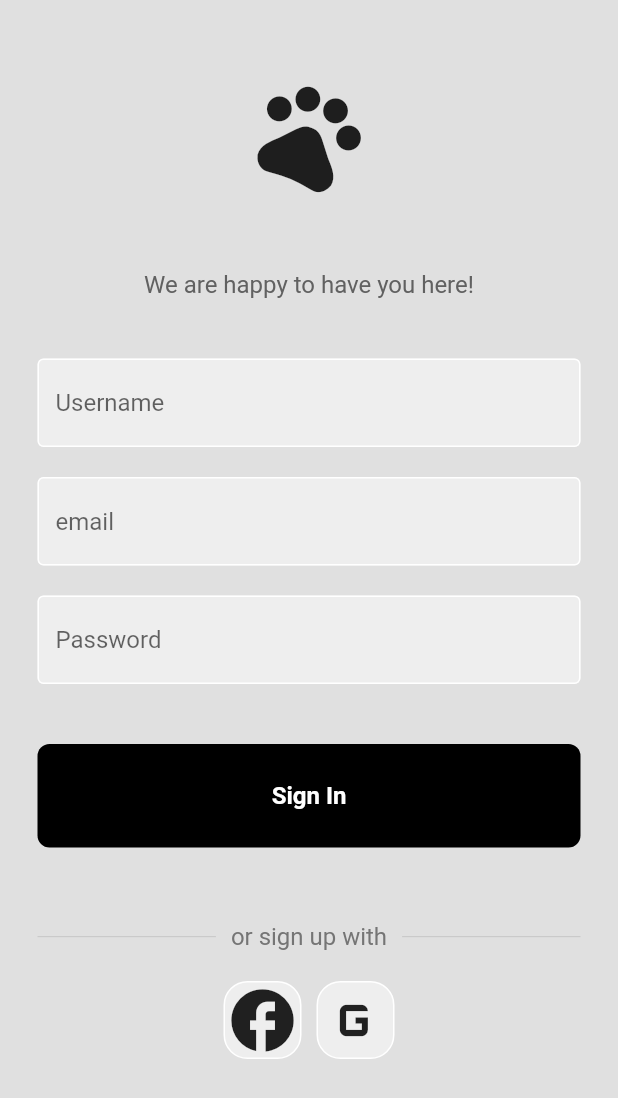
After one commit to nicoisz/petAdoption, a Flutter app: the SignUpScreen screen opened by its route, on a phone screen of 412 x 824 dp. The commit adds this screen. Shown: the top 1098 px of the screen. Run offline on Flutter 3.47's test engine with Material 2 defaults, Android fonts, the phone set to English and light mode, and no system bars; our stand-ins replace firebase_core, hooks_riverpod; accounts and stored records are empty; network calls fail.

Commit message:
working on sign up page

```diff
--- a/lib/main.dart
+++ b/lib/main.dart
@@ -2,7 +2,6 @@ import 'package:firebase_core/firebase_core.dart';
 import 'package:flutter/material.dart';
 import 'package:hooks_riverpod/hooks_riverpod.dart';
 import 'package:petadoption/firebase_options.dart';
-import 'package:petadoption/presentation/screens/auth_checker.dart';
 import 'package:petadoption/router/router.dart';
 
 Future<void> main() async {
@@ -22,7 +21,7 @@ class MainApp extends StatelessWidget {
     return MaterialApp(
         debugShowCheckedModeBanner: false,
         // home: const Listview2Screen(),
-        home: const AuthChecker(),
+        initialRoute: 'splash',
         theme: ThemeData(
           scaffoldBackgroundColor: const Color.fromARGB(255, 255, 255, 255),
           primarySwatch: Colors.blue,
--- a/lib/presentation/screens/screens.dart
+++ b/lib/presentation/screens/screens.dart
@@ -4,3 +4,4 @@ export 'package:petadoption/presentation/screens/detail.dart';
 export 'package:petadoption/presentation/screens/profile.dart';
 export 'package:petadoption/presentation/screens/login.dart';
 export 'package:petadoption/presentation/screens/register.dart';
+export 'package:petadoption/presentation/screens/sign_up.dart';
--- /dev/null
+++ b/lib/presentation/screens/sign_up.dart
@@ -0,0 +1,166 @@
+import 'package:flutter/material.dart';
+import 'package:petadoption/presentation/widgets/custom_login_input_field.dart';
+
+class SignUpScreen extends StatefulWidget {
+  const SignUpScreen({super.key});
+
+  @override
+  State<SignUpScreen> createState() => _SignUpScreenState();
+}
+
+class _SignUpScreenState extends State<SignUpScreen> {
+  //text editing controller
+  final usernameController = TextEditingController();
+
+  final passwordController = TextEditingController();
+
+  //sign in method
+  void signUser(TextEditingController usernameController,
+      TextEditingController passwordController) {}
+
+  @override
+  Widget build(BuildContext context) {
+    return Scaffold(
+      backgroundColor: Colors.grey[300],
+      body: SafeArea(
+        child: Center(
+          child: Column(
+            children: [
+              const SizedBox(
+                height: 50,
+              ),
+              Transform.rotate(
+                alignment: Alignment.center,
+                angle: -75,
+                child: const Icon(
+                  Icons.pets,
+                  size: 80.0,
+                ),
+              ),
+              const SizedBox(
+                height: 50,
+              ),
+              Text(
+                'We are happy to have you here!',
+                style: TextStyle(color: Colors.grey[700], fontSize: 16),
+              ),
+              const SizedBox(
+                height: 40,
+              ),
+              InputLoginField(
+                hintText: 'Username',
+                controller: usernameController,
+                obscureText: false,
+              ),
+              const SizedBox(
+                height: 20,
+              ),
+              InputLoginField(
+                hintText: 'email',
+                controller: usernameController,
+                obscureText: false,
+              ),
+              const SizedBox(
+                height: 20,
+              ),
+              InputLoginField(
+                hintText: 'Password',
+                controller: passwordController,
+                obscureText: true,
+              ),
+              const SizedBox(
+                height: 20,
+              ),
+              const SizedBox(
+                height: 20,
+              ),
+              GestureDetector(
+                onTap: () {
+                  Navigator.pushNamed(context, 'home');
+                },
+                child: Container(
+                  padding: const EdgeInsets.all(25),
+                  margin: const EdgeInsets.symmetric(horizontal: 25),
+                  decoration: BoxDecoration(
+                      color: Colors.black,
+                      borderRadius: BorderRadius.circular(8)),
+                  child: const Center(
+                    child: Text(
+                      "Sign In",
+                      style: TextStyle(
+                          color: Colors.white,
+                          fontWeight: FontWeight.bold,
+                          fontSize: 16),
+                    ),
+                  ),
+                ),
+              ),
+              const SizedBox(
+                height: 50,
+              ),
+              Padding(
+                padding: const EdgeInsets.symmetric(horizontal: 25.0),
+                child: Row(
+                  children: [
+                    Expanded(
+                      child: Divider(
+                        thickness: 0.5,
+                        color: Colors.grey[400],
+                      ),
+                    ),
+                    Padding(
+                      padding: const EdgeInsets.symmetric(horizontal: 10.0),
+                      child: Text(
+                        "or sign up with",
+                        style: TextStyle(fontSize: 16, color: Colors.grey[600]),
+                      ),
+                    ),
+                    Expanded(
+                      child: Divider(
+                        thickness: 0.5,
+                        color: Colors.grey[400],
+                      ),
+                    ),
+                  ],
+                ),
+              ),
+              const SizedBox(
+                height: 20,
+              ),
+              Row(
+                mainAxisAlignment: MainAxisAlignment.center,
+                children: [
+                  Container(
+                    decoration: BoxDecoration(
+                      border: Border.all(color: Colors.white),
+                      borderRadius: BorderRadius.circular(16),
+                      color: Colors.grey[200],
+                    ),
+                    child: const Icon(
+                      Icons.facebook,
+                      size: 50,
+                    ),
+                  ),
+                  const SizedBox(
+                    width: 10,
+                  ),
+                  Container(
+                    decoration: BoxDecoration(
+                      border: Border.all(color: Colors.white),
+                      borderRadius: BorderRadius.circular(16),
+                      color: Colors.grey[200],
+                    ),
+                    child: const Icon(
+                      Icons.g_mobiledata,
+                      size: 50,
+                    ),
+                  )
+                ],
+              )
+            ],
+          ),
+        ),
+      ),
+    );
+  }
+}
--- a/lib/presentation/widgets/custom_button_login.dart
+++ b/lib/presentation/widgets/custom_button_login.dart
@@ -1,7 +1,6 @@
 import 'package:flutter/widgets.dart';
 import 'package:flutter/material.dart';
 import 'package:hooks_riverpod/hooks_riverpod.dart';
-import 'package:petadoption/presentation/screens/vm/login_controller.dart';
 
 class LoginButton extends StatefulHookConsumerWidget {
   LoginButton({super.key, required String password, required String username});
```
Also changed, not shown: lib/presentation/screens/auth_checker.dart (deleted, +0 -35 lines), lib/presentation/screens/login.dart (+15 -17 lines), lib/presentation/screens/vm/login_controller.dart (deleted, +0 -31 lines), lib/presentation/screens/vm/login_state.dart (deleted, +0 -38 lines), lib/presentation/widgets/side_menu.dart (+3 -7 lines), lib/providers/auth_provider.dart (deleted, +0 -11 lines), lib/repository/auth_repository.dart (deleted, +0 -42 lines), lib/router/router.dart (+9 -3 lines), 11 other files.
